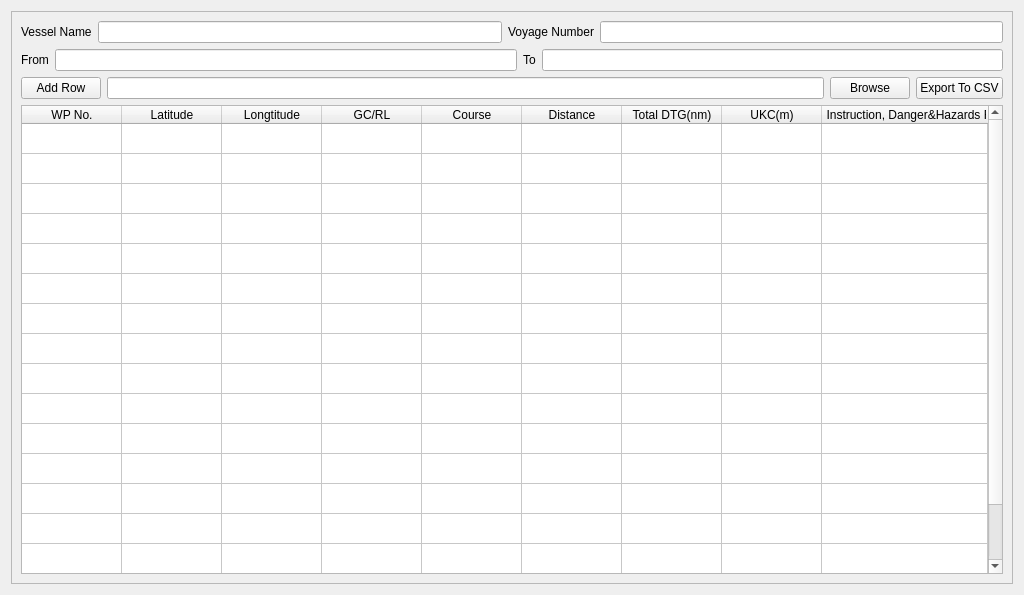
The window that QtUi/planGenerator.ui (heavenlxj/emgui) describes before a commit, drawn with Qt 5.
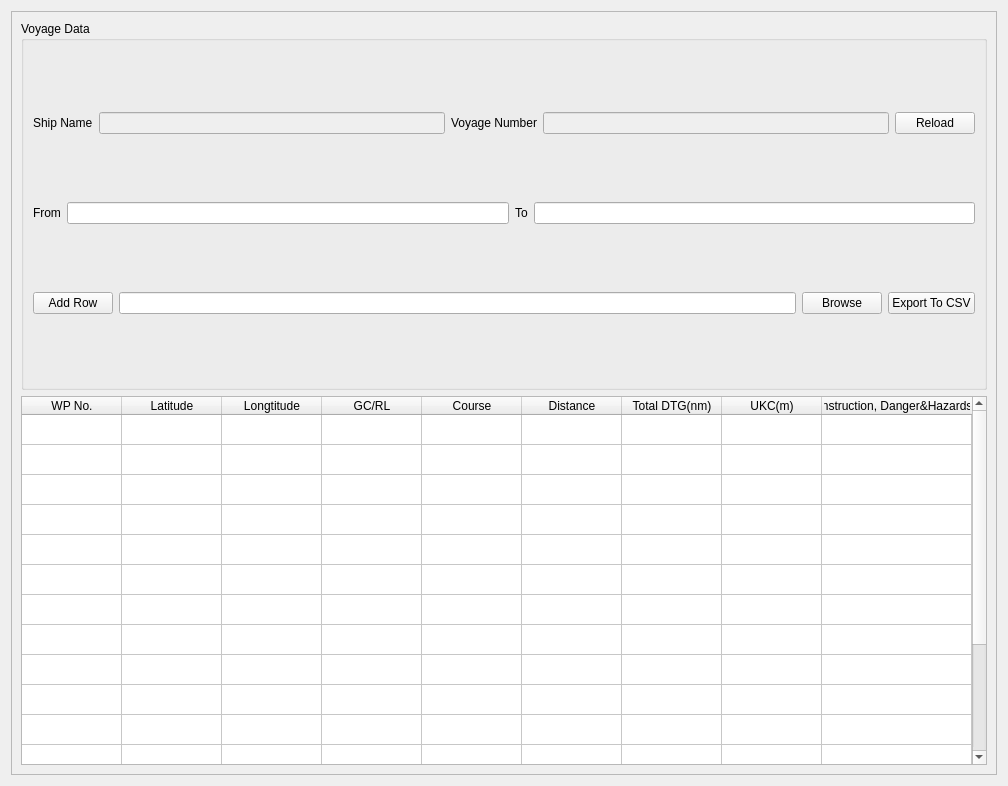
The same window after the commit.

Patch:
```diff
--- a/QtUi/planGenerator.ui
+++ b/QtUi/planGenerator.ui
@@ -9,14 +9,14 @@
    <rect>
     <x>0</x>
     <y>0</y>
-    <width>1024</width>
-    <height>595</height>
+    <width>1008</width>
+    <height>786</height>
    </rect>
   </property>
   <property name="windowTitle">
    <string>Plan Generator</string>
   </property>
-  <layout class="QVBoxLayout" name="verticalLayout_2">
+  <layout class="QVBoxLayout" name="verticalLayout_3">
    <item>
     <widget class="QFrame" name="frame">
      <property name="frameShape">
@@ -25,6 +25,12 @@
      <property name="frameShadow">
       <enum>QFrame::Raised</enum>
      </property>
+     <layout class="QVBoxLayout" name="verticalLayout_2">
+      <item>
+       <widget class="QGroupBox" name="groupBox">
+        <property name="title">
+         <string>Voyage Data</string>
+        </property>
      <layout class="QVBoxLayout" name="verticalLayout">
       <item>
        <layout class="QHBoxLayout" name="horizontalLayout">
@@ -37,12 +43,15 @@
            </sizepolicy>
           </property>
           <property name="text">
-           <string>Vessel Name</string>
+              <string>Ship Name</string>
           </property>
          </widget>
         </item>
         <item>
-         <widget class="QLineEdit" name="lineEdit">
+            <widget class="QLineEdit" name="ship_name_edit">
+             <property name="enabled">
+              <bool>false</bool>
+             </property>
           <property name="sizePolicy">
            <sizepolicy hsizetype="Expanding" vsizetype="Fixed">
             <horstretch>0</horstretch>
@@ -65,7 +74,10 @@
          </widget>
         </item>
         <item>
-         <widget class="QLineEdit" name="lineEdit_3">
+            <widget class="QLineEdit" name="voyage_number_edit">
+             <property name="enabled">
+              <bool>false</bool>
+             </property>
           <property name="sizePolicy">
            <sizepolicy hsizetype="Expanding" vsizetype="Fixed">
             <horstretch>0</horstretch>
@@ -74,6 +86,13 @@
           </property>
          </widget>
         </item>
+           <item>
+            <widget class="QPushButton" name="reload_btn">
+             <property name="text">
+              <string>Reload</string>
+             </property>
+            </widget>
+           </item>
        </layout>
       </item>
       <item>
@@ -179,8 +198,11 @@
         </item>
        </layout>
       </item>
+        </layout>
+       </widget>
+      </item>
       <item>
-       <widget class="QTableWidget" name="tableWidget">
+       <widget class="QTableWidget" name="calculate_form_table_widget">
         <property name="sizePolicy">
          <sizepolicy hsizetype="Preferred" vsizetype="Preferred">
           <horstretch>0</horstretch>
```
Left out of the diff: 12 changed lines with no effect on the pictures. Lines whose indentation alone changed are shown as unchanged.
